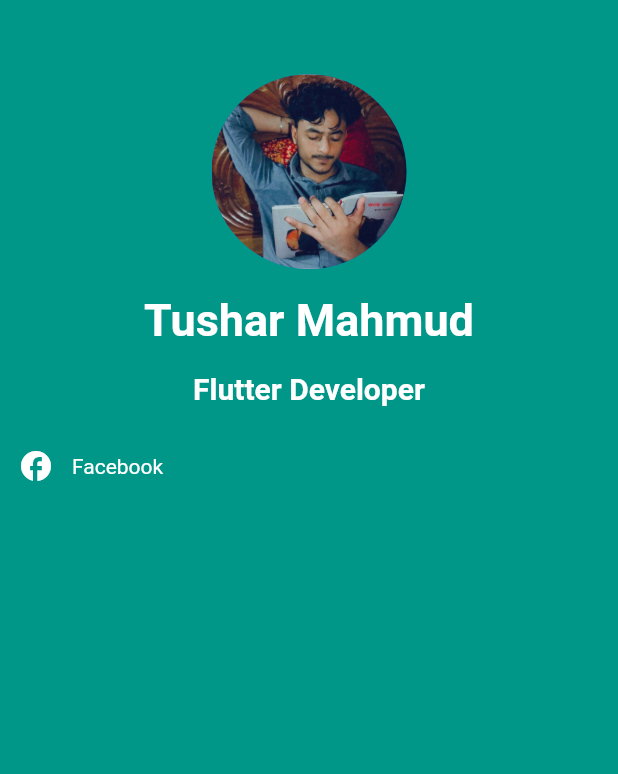
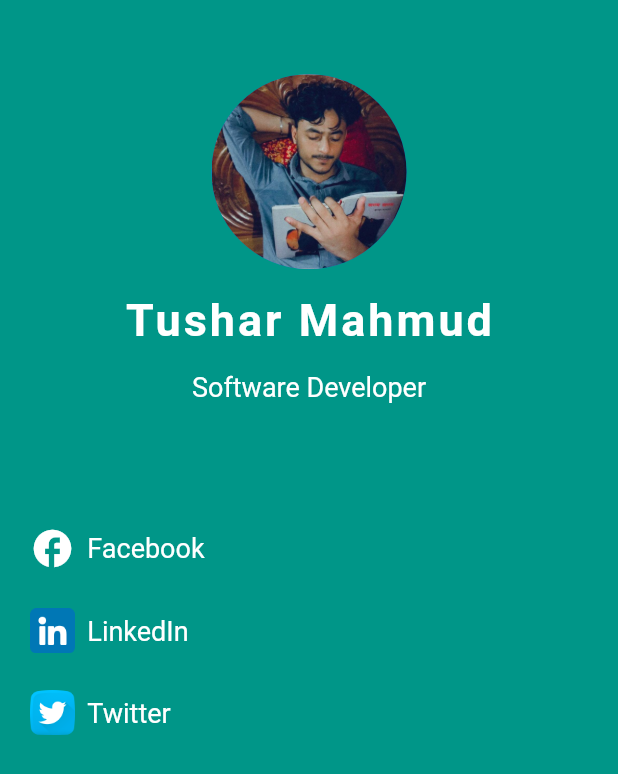
Before and after one commit to tusharhow/nimu-pdf-reader, a Flutter app: the screen it shows after launch, in the side drawer, after a tap on "About", on a phone screen of 412 x 824 dp. Shown: the top 774 px of the screen. Run offline on Flutter 3.47's test engine with Material 2 defaults, Android fonts, the phone set to English and light mode, and no system bars; our stand-ins replace file_picker, flutter_speed_dial, shared_preferences; missing offline and left inert: syncfusion_flutter_pdfviewer.

Commit message:
About us page done

```diff
--- a/lib/main.dart
+++ b/lib/main.dart
@@ -18,7 +18,7 @@ class MyApp extends StatelessWidget {
         ),
       ],
       child: MaterialApp(
-        title: 'Flutter Demo',
+        title: 'Nimu PDF Reader',
         debugShowCheckedModeBanner: false,
         theme: ThemeData(
           primarySwatch: Colors.blue,
--- a/lib/screens/about_us.dart
+++ b/lib/screens/about_us.dart
@@ -1,10 +1,26 @@
+import 'dart:developer';
+
 import 'package:flutter/material.dart';
+import 'package:url_launcher/url_launcher.dart';
 
 class AboutUs extends StatelessWidget {
   const AboutUs({Key? key}) : super(key: key);
 
   @override
   Widget build(BuildContext context) {
+    Future<bool> _launchURL(String url) async {
+      try {
+        await launch(
+          url,
+          enableJavaScript: true,
+        );
+        return true;
+      } catch (e) {
+        log(e.toString());
+        return false;
+      }
+    }
+
     return Scaffold(
       backgroundColor: Colors.teal,
       body: Column(
@@ -23,31 +39,83 @@ class AboutUs extends StatelessWidget {
               fontSize: 30,
               fontWeight: FontWeight.bold,
               color: Colors.white,
+              letterSpacing: 2,
             ),
           ),
           SizedBox(height: MediaQuery.of(context).size.height * 0.02),
           const Text(
-            'Flutter Developer',
+            'Software Developer',
             style: TextStyle(
-              fontSize: 20,
-              fontWeight: FontWeight.bold,
+              fontSize: 18,
               color: Colors.white,
             ),
           ),
-          SizedBox(height: MediaQuery.of(context).size.height * 0.02),
+          SizedBox(height: MediaQuery.of(context).size.height * 0.10),
           // Social Media Buttons
-          Row(mainAxisAlignment: MainAxisAlignment.start, children: [
-            IconButton(
-                icon: Icon(
+          GestureDetector(
+            onTap: () {
+              _launchURL('https://www.facebook.com/tusharhow/');
+            },
+            child: Padding(
+              padding: const EdgeInsets.symmetric(horizontal: 20),
+              child: Row(mainAxisAlignment: MainAxisAlignment.start, children: [
+                const Icon(
                   Icons.facebook,
                   color: Colors.white,
+                  size: 30,
                 ),
-                onPressed: () {}),
-            Text(
-              'Facebook',
-              style: TextStyle(color: Colors.white),
-            )
-          ]),
+                SizedBox(width: MediaQuery.of(context).size.width * 0.02),
+                const Text(
+                  'Facebook',
+                  style: TextStyle(color: Colors.white, fontSize: 18),
+                )
+              ]),
+            ),
+          ),
+          SizedBox(height: MediaQuery.of(context).size.height * 0.03),
+          Padding(
+            padding: const EdgeInsets.symmetric(horizontal: 20),
+            child: GestureDetector(
+              onTap: () {
+                _launchURL('https://www.linkedin.com/in/tusharhow/');
+              },
+              child: Row(
+                children: [
+                  const Image(
+                    image: AssetImage('logo/lin.png'),
+                    height: 30,
+                  ),
+                  SizedBox(width: MediaQuery.of(context).size.width * 0.02),
+                  const Text(
+                    'LinkedIn',
+                    style: TextStyle(color: Colors.white, fontSize: 18),
+                  )
+                ],
+              ),
+            ),
+          ),
+          SizedBox(height: MediaQuery.of(context).size.height * 0.03),
+          Padding(
+            padding: const EdgeInsets.symmetric(horizontal: 20),
+            child: GestureDetector(
+              onTap: () {
+                _launchURL('https://twitter.com/tusharhow');
+              },
+              child: Row(
+                children: [
+                  const Image(
+                    image: AssetImage('logo/twitter.png'),
+                    height: 30,
+                  ),
+                  SizedBox(width: MediaQuery.of(context).size.width * 0.02),
+                  const Text(
+                    'Twitter',
+                    style: TextStyle(color: Colors.white, fontSize: 18),
+                  )
+                ],
+              ),
+            ),
+          ),
         ],
       ),
     );
--- a/pubspec.yaml
+++ b/pubspec.yaml
@@ -36,6 +36,7 @@ dependencies:
     share: ^2.0.4
     shared_preferences: ^2.0.13
     syncfusion_flutter_pdfviewer: ^19.4.53-beta
+    url_launcher: ^6.0.20
 
 dev_dependencies:
     flutter_lints: ^1.0.0
```
Also changed, not shown: logo/lin.png (added), logo/twitter.png (added), pubspec.lock, 2 other files.
